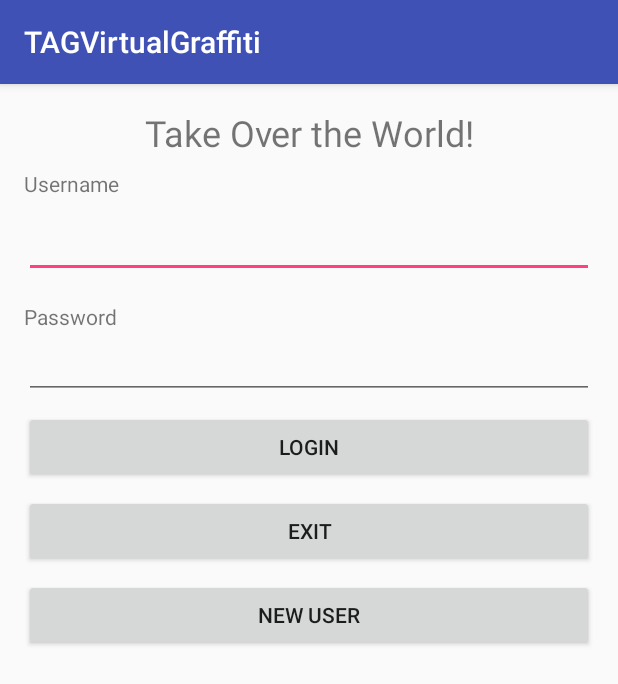
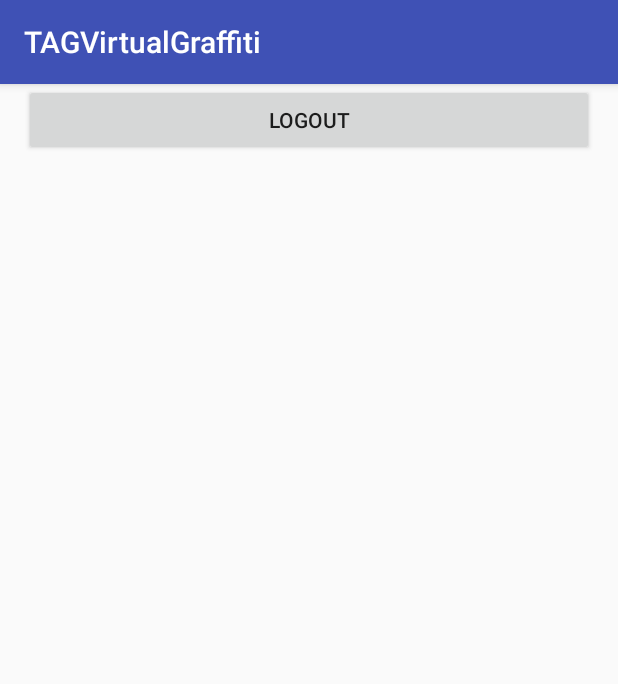
Before and after one commit to StonelaceMetro/TAGVirtualGraffiti, an Android app: the screen it shows after launch (LoginActivity before the commit, SettingsActivity after it), after a tap on "LOGIN", on a phone screen of 412 x 824 dp. Shown: the top 684 px of the screen. Run offline under Robolectric (Android 15) with nearby library versions, the phone set to English and light mode, and no system bars.

Commit message:
Added Placeholder fragment/activity for settings (Logout)

```diff
--- a/app/src/main/AndroidManifest.xml
+++ b/app/src/main/AndroidManifest.xml
@@ -23,6 +23,7 @@
         </activity>
 
         <activity android:name=".MainActivity"/>
+        <activity android:name=".SettingsActivity"/>
 
     </application>
 
--- a/app/src/main/java/com/example/team08/tagvirtualgraffiti/LoginFragment.java
+++ b/app/src/main/java/com/example/team08/tagvirtualgraffiti/LoginFragment.java
@@ -69,6 +69,11 @@ public class LoginFragment extends Fragment implements View.OnClickListener {
 
     private void checkLogin() {
         //Do login stuff here
+
+
+        // Bring up the Settings screen
+        startActivity(new Intent(getActivity(), SettingsActivity.class));
+        getActivity().finish();
     }
 
 
--- /dev/null
+++ b/app/src/main/java/com/example/team08/tagvirtualgraffiti/SettingsActivity.java
@@ -0,0 +1,49 @@
+package com.example.team08.tagvirtualgraffiti;
+
+import android.os.Bundle;
+import android.preference.PreferenceManager;
+import android.support.annotation.LayoutRes;
+import android.support.v4.app.Fragment;
+import android.support.v4.app.FragmentManager;
+import android.support.v7.app.AppCompatActivity;
+import android.util.Log;
+
+/**
+ * Created by adamcchampion on 2017/08/13.
+ */
+
+public class SettingsActivity extends AppCompatActivity {
+
+    private final String TAG = getClass().getSimpleName();
+
+    protected Fragment createFragment() {
+        return new SettingsFragment();
+    }
+
+    @LayoutRes
+    protected int getLayoutResId() {
+        return R.layout.activity_fragment;
+    }
+
+
+    @Override
+    protected void onCreate(Bundle savedInstanceState) {
+        super.onCreate(savedInstanceState);
+        Log.d(TAG, "onCreate() called");
+
+        setContentView(getLayoutResId());
+
+        FragmentManager fm = getSupportFragmentManager();
+        Fragment fragment = fm.findFragmentById(R.id.fragment_container);
+
+        if (fragment == null) {
+            Fragment preferenceFragment = createFragment();//For the sake of checkpoint 3, just a normal frgment
+            fm.beginTransaction()
+                    .add(R.id.fragment_container, preferenceFragment)
+                    .commit();//.replace(R.id.fragment_container, preferenceFragment)
+        }
+
+        PreferenceManager.setDefaultValues(this, R.xml.settings, false);
+    }
+
+}
--- /dev/null
+++ b/app/src/main/java/com/example/team08/tagvirtualgraffiti/SettingsFragment.java
@@ -0,0 +1,86 @@
+package com.example.team08.tagvirtualgraffiti;
+
+import android.content.Context;
+import android.content.Intent;
+import android.content.SharedPreferences;
+import android.os.Bundle;
+import android.preference.PreferenceManager;
+import android.support.v4.app.Fragment;
+import android.support.v4.app.FragmentManager;
+import android.support.v7.app.ActionBar;
+import android.support.v7.app.AppCompatActivity;
+import android.util.Log;
+import android.view.LayoutInflater;
+import android.view.Surface;
+import android.view.View;
+import android.view.ViewGroup;
+import android.widget.Button;
+import android.widget.EditText;
+
+
+/**
+ * Created by adamcchampion on 2017/08/13.
+ */
+
+public class SettingsFragment extends Fragment implements View.OnClickListener {
+    private final String TAG = getClass().getSimpleName();
+
+    /*
+   @Override
+    public void onCreatePreferences(Bundle savedInstanceState, String rootKey) {
+        // Load preferences from XML resource.
+        addPreferencesFromResource(R.xml.settings);
+    }
+
+
+    @Override
+    public void onResume() {
+        super.onResume();
+        try {
+            ActionBar actionBar = ((AppCompatActivity) getActivity()).getSupportActionBar();
+            if (actionBar != null) {
+                actionBar.setSubtitle(getResources().getString(R.string.settings));
+            }
+        }
+        catch (NullPointerException npe) {
+            Log.e(TAG, "Could not set subtitle");
+        }
+    }
+   */
+
+
+
+
+    @Override
+    public View onCreateView(LayoutInflater inflater, ViewGroup container, Bundle savedInstanceState) {
+        //super.onCreateView(inflater, container,savedInstanceState);//super call for Logger
+        Log.d(TAG, "onCreateView() called");
+        View v;
+        int rotation = getActivity().getWindowManager().getDefaultDisplay().getRotation();
+
+        //if (rotation == Surface.ROTATION_90 || rotation == Surface.ROTATION_270) {
+        //    v = inflater.inflate(R.layout.fragment_login_land, container, false);
+        // } else {
+        v = inflater.inflate(R.layout.fragment_settings, container, false);
+        //}
+
+
+        Button logoutButton = (Button) v.findViewById(R.id.logout_button);
+        if (logoutButton != null) {
+            logoutButton.setOnClickListener(this);
+        }
+
+        return v;
+    }
+
+
+    @Override
+    public void onClick(View view) {
+        switch (view.getId()) {
+            case R.id.logout_button:
+                startActivity(new Intent(getActivity(), LoginActivity.class));
+                getActivity().finish();
+                break;
+        }
+    }
+}
--- /dev/null
+++ b/app/src/main/res/layout/fragment_settings.xml
@@ -0,0 +1,21 @@
+<?xml version="1.0" encoding="utf-8"?>
+<ScrollView xmlns:android="http://schemas.android.com/apk/res/android"
+    android:orientation="vertical"
+    android:layout_width="match_parent"
+    android:layout_height="match_parent">
+    <LinearLayout
+        android:orientation="vertical"
+        android:layout_width="match_parent"
+        android:layout_height="wrap_content">
+
+        <Button
+            android:id="@+id/logout_button"
+            android:text="@string/logout"
+            android:layout_width="match_parent"
+            android:layout_height="wrap_content"
+            android:layout_marginLeft="16dp"
+            android:layout_marginRight="16dp"
+            android:layout_marginBottom="8dp"/>
+    </LinearLayout>
+
+</ScrollView>
--- a/app/src/main/res/values/strings.xml
+++ b/app/src/main/res/values/strings.xml
@@ -17,7 +17,11 @@
     <string name="clear">Clear</string>
     <string name="enter_password">Enter Password</string>
     <string name="login">Login</string>
+    <string name="logout">Logout</string>
     <string name="new_user">New User</string>
+
+    <string name="settings">Settings</string>
+
 
 
     <!-- Dialog Text -->
--- /dev/null
+++ b/app/src/main/res/xml/settings.xml
@@ -0,0 +1,16 @@
+<?xml version="1.0" encoding="utf-8"?>
+<PreferenceScreen xmlns:android="http://schemas.android.com/apk/res/android"
+    android:title="@string/settings">
+    <EditTextPreference
+        android:key="name"
+        android:title="Player Info"
+        android:summary="Select your name"
+        android:defaultValue="Player"
+        />
+    <CheckBoxPreference
+        android:key="cross"
+        android:title="Choose Cross (X)"
+        android:summary="Select cross to play first"
+        android:defaultValue="true"
+        />
+</PreferenceScreen>
```
